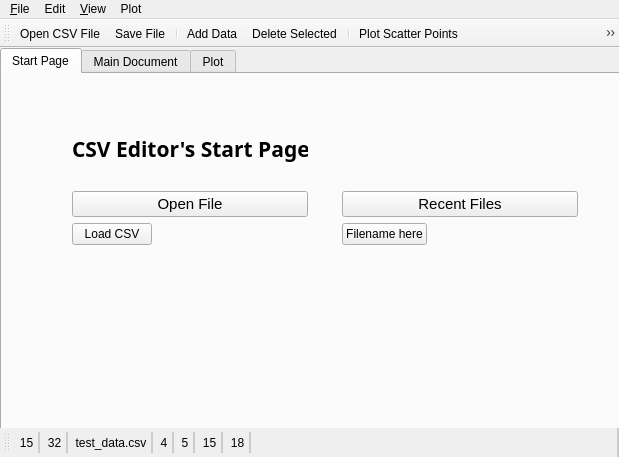
The window that mainwindow.ui (kushan02/GUI-CSV-Editor) describes before a commit, drawn with Qt 5.
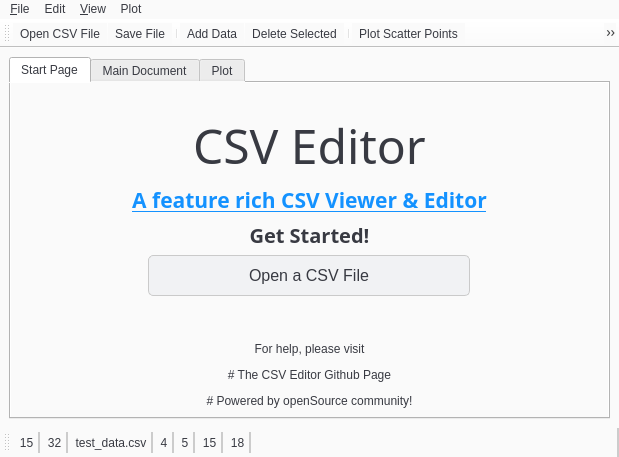
The same window after the commit. The open tabs and pages were chosen to show the change. Icons and pictures are not drawn.

Patch:
```diff
--- a/mainwindow.ui
+++ b/mainwindow.ui
@@ -10,22 +10,72 @@
     <height>457</height>
    </rect>
   </property>
+  <property name="font">
+   <font>
+    <family>Google Sans</family>
+   </font>
+  </property>
   <property name="windowTitle">
    <string>CSV Editor</string>
   </property>
+  <property name="windowIcon">
+   <iconset>
+    <normaloff>icons/app_icon.png</normaloff>icons/app_icon.png</iconset>
+  </property>
   <property name="styleSheet">
-   <string notr="true"/>
+   <string notr="true">QWidget{
+background-color: #fafafa;
+color: #383a42;
+}
+
+QPushButton{
+border-radius: 3px;
+background-color: #f1f2f4;
+padding: 5px;
+border: 1px solid #cacaca
+}
+
+QLineEdit{
+border-radius: 3px;
+padding: 5px;
+border: 1px solid #cacaca
+}
+
+
+
+QScrollBar:horizontal {
+  border-color: rgb(227, 227, 227);
+  border-width: 1px;
+  border-style: solid;
+  background-color: rgb(240, 240, 240);
+    height: 15px;
+margin: 0px -21px 0 21px;
+ }
+
+ QScrollBar::handle:horizontal {
+    background-color: rgb(200, 200, 200);
+ }
+
+
+QScrollBar:vertical {
+  border-color: rgb(227, 227, 227);
+  border-width: 1px;
+  border-style: solid;
+  background-color: rgb(240, 240, 240);
+margin: 21px 0px 21px 0px;
+ }
+
+ QScrollBar::handle:verticall {
+    background-color: rgb(200, 200, 200);
+ }
+
+
+</string>
   </property>
   <widget class="QWidget" name="centralwidget">
+   <layout class="QGridLayout" name="gridLayout">
+    <item row="0" column="0">
    <widget class="QTabWidget" name="tabWidget">
-    <property name="geometry">
-     <rect>
-      <x>0</x>
-      <y>0</y>
-      <width>621</width>
-      <height>411</height>
-     </rect>
-    </property>
     <property name="minimumSize">
      <size>
       <width>127</width>
@@ -39,7 +89,7 @@
      <enum>QTabWidget::Rounded</enum>
     </property>
     <property name="currentIndex">
-     <number>2</number>
+       <number>0</number>
     </property>
     <property name="movable">
      <bool>false</bool>
@@ -54,104 +104,189 @@
      <attribute name="toolTip">
       <string>Welcome to CSV Editor's start page</string>
      </attribute>
-     <widget class="QWidget" name="verticalLayoutWidget">
-      <property name="geometry">
-       <rect>
-        <x>70</x>
-        <y>40</y>
-        <width>236</width>
-        <height>131</height>
-       </rect>
-      </property>
+       <layout class="QGridLayout" name="gridLayout_6">
+        <item row="0" column="0">
+         <layout class="QHBoxLayout" name="horizontalLayout_3">
+          <item>
       <layout class="QVBoxLayout" name="verticalLayout_3">
-       <item alignment="Qt::AlignLeft|Qt::AlignVCenter">
+            <item>
+             <spacer name="verticalSpacer_2">
+              <property name="orientation">
+               <enum>Qt::Vertical</enum>
+              </property>
+              <property name="sizeHint" stdset="0">
+               <size>
+                <width>20</width>
+                <height>20</height>
+               </size>
+              </property>
+             </spacer>
+            </item>
+            <item alignment="Qt::AlignHCenter">
+             <widget class="QLabel" name="label_left_main_title">
+              <property name="sizePolicy">
+               <sizepolicy hsizetype="Preferred" vsizetype="Preferred">
+                <horstretch>0</horstretch>
+                <verstretch>1</verstretch>
+               </sizepolicy>
+              </property>
+              <property name="font">
+               <font>
+                <family>Google Sans</family>
+                <pointsize>36</pointsize>
+                <weight>50</weight>
+                <bold>false</bold>
+               </font>
+              </property>
+              <property name="autoFillBackground">
+               <bool>false</bool>
+              </property>
+              <property name="styleSheet">
+               <string notr="true"/>
+              </property>
+              <property name="text">
+               <string>CSV Editor</string>
+              </property>
+              <property name="margin">
+               <number>0</number>
+              </property>
+             </widget>
+            </item>
+            <item>
+             <widget class="QLabel" name="label_left_sub_title">
+              <property name="sizePolicy">
+               <sizepolicy hsizetype="Preferred" vsizetype="Preferred">
+                <horstretch>0</horstretch>
+                <verstretch>1</verstretch>
+               </sizepolicy>
+              </property>
+              <property name="font">
+               <font>
+                <family>Google Sans</family>
+                <pointsize>16</pointsize>
+                <weight>75</weight>
+                <bold>true</bold>
+                <underline>true</underline>
+               </font>
+              </property>
+              <property name="styleSheet">
+               <string notr="true">color:rgb(20,146,255);</string>
+              </property>
+              <property name="text">
+               <string>A feature rich CSV Viewer &amp; Editor</string>
+              </property>
+              <property name="textFormat">
+               <enum>Qt::AutoText</enum>
+              </property>
+              <property name="scaledContents">
+               <bool>true</bool>
+              </property>
+              <property name="alignment">
+               <set>Qt::AlignCenter</set>
+              </property>
+              <property name="wordWrap">
+               <bool>true</bool>
+              </property>
+             </widget>
+            </item>
+            <item>
+             <layout class="QVBoxLayout" name="verticalLayout" stretch="0,0">
+              <item>
         <widget class="QLabel" name="label">
+                <property name="sizePolicy">
+                 <sizepolicy hsizetype="Preferred" vsizetype="Preferred">
+                  <horstretch>0</horstretch>
+                  <verstretch>1</verstretch>
+                 </sizepolicy>
+                </property>
          <property name="font">
           <font>
            <family>Google Sans</family>
-           <pointsize>16</pointsize>
+                  <pointsize>15</pointsize>
            <weight>75</weight>
            <bold>true</bold>
           </font>
          </property>
          <property name="text">
-          <string>CSV Editor's Start Page</string>
-         </property>
-        </widget>
-       </item>
-       <item>
-        <widget class="QPushButton" name="start_page_btn_open_file">
-         <property name="font">
-          <font>
-           <pointsize>11</pointsize>
-          </font>
-         </property>
-         <property name="autoFillBackground">
-          <bool>false</bool>
-         </property>
-         <property name="text">
-          <string>Open File</string>
-         </property>
-        </widget>
-       </item>
-       <item alignment="Qt::AlignLeft">
+                 <string>Get Started!</string>
+                </property>
+                <property name="scaledContents">
+                 <bool>true</bool>
+                </property>
+                <property name="alignment">
+                 <set>Qt::AlignCenter</set>
+                </property>
+               </widget>
+              </item>
+              <item alignment="Qt::AlignHCenter">
         <widget class="QPushButton" name="btn_load_csv">
+                <property name="sizePolicy">
+                 <sizepolicy hsizetype="Maximum" vsizetype="Preferred">
+                  <horstretch>2</horstretch>
+                  <verstretch>2</verstretch>
+                 </sizepolicy>
+                </property>
+                <property name="minimumSize">
+                 <size>
+                  <width>100</width>
+                  <height>0</height>
+                 </size>
+                </property>
+                <property name="font">
+                 <font>
+                  <pointsize>12</pointsize>
+                  <weight>50</weight>
+                  <bold>false</bold>
+                 </font>
+                </property>
+                <property name="styleSheet">
+                 <string notr="true">padding:10px;
+border-radius:5px;
+border-color: #cacaca;
+width:300px;</string>
+                </property>
          <property name="text">
-          <string>Load CSV</string>
+                 <string>Open a CSV File</string>
+                </property>
+                <property name="icon">
+                 <iconset>
+                  <normaloff>icons/app_icon_bw.png</normaloff>icons/app_icon_bw.png</iconset>
          </property>
         </widget>
        </item>
       </layout>
-     </widget>
-     <widget class="QWidget" name="verticalLayoutWidget_2">
-      <property name="geometry">
-       <rect>
-        <x>340</x>
-        <y>40</y>
-        <width>236</width>
-        <height>131</height>
-       </rect>
-      </property>
-      <layout class="QVBoxLayout" name="verticalLayout_4">
-       <item alignment="Qt::AlignLeft|Qt::AlignVCenter">
+            </item>
+            <item>
+             <spacer name="verticalSpacer">
+              <property name="orientation">
+               <enum>Qt::Vertical</enum>
+              </property>
+              <property name="sizeHint" stdset="0">
+               <size>
+                <width>20</width>
+                <height>40</height>
+               </size>
+              </property>
+             </spacer>
+            </item>
+            <item>
         <widget class="QLabel" name="label_2">
-         <property name="font">
-          <font>
-           <family>Google Sans</family>
-           <pointsize>16</pointsize>
-           <weight>75</weight>
-           <bold>true</bold>
-          </font>
-         </property>
          <property name="text">
-          <string/>
-         </property>
-        </widget>
-       </item>
-       <item>
-        <widget class="QPushButton" name="start_page_btn_recent_files">
-         <property name="font">
-          <font>
-           <pointsize>11</pointsize>
-          </font>
-         </property>
-         <property name="autoFillBackground">
-          <bool>false</bool>
-         </property>
-         <property name="text">
-          <string>Recent Files</string>
-         </property>
-        </widget>
-       </item>
-       <item alignment="Qt::AlignLeft">
-        <widget class="QPushButton" name="pushButton_4">
-         <property name="text">
-          <string>Filename here</string>
-         </property>
-        </widget>
-       </item>
-      </layout>
-     </widget>
+               <string>&lt;html&gt;&lt;head/&gt;&lt;body&gt;&lt;p align=&quot;center&quot;&gt;&lt;span style=&quot; font-size:9pt;&quot;&gt;For help, please visit&lt;/span&gt;&lt;/p&gt;&lt;p align=&quot;center&quot;&gt;&lt;span style=&quot; font-size:9pt;&quot;&gt;# The CSV Editor Github Page&lt;/span&gt;&lt;/p&gt;&lt;p align=&quot;center&quot;&gt;&lt;span style=&quot; font-size:9pt;&quot;&gt;# Powered by openSource community!&lt;/span&gt;&lt;/p&gt;&lt;/body&gt;&lt;/html&gt;</string>
+              </property>
+              <property name="alignment">
+               <set>Qt::AlignBottom|Qt::AlignHCenter</set>
+              </property>
+              <property name="wordWrap">
+               <bool>true</bool>
+              </property>
+             </widget>
+            </item>
+           </layout>
+          </item>
+         </layout>
+        </item>
+       </layout>
     </widget>
     <widget class="QWidget" name="main_document_tab">
      <property name="focusPolicy">
@@ -160,33 +295,44 @@
      <attribute name="title">
       <string>Main Document</string>
      </attribute>
-     <widget class="QTableWidget" name="csv_data_table">
-      <property name="geometry">
-       <rect>
-        <x>0</x>
-        <y>10</y>
-        <width>611</width>
-        <height>341</height>
-       </rect>
-      </property>
-     </widget>
+       <layout class="QGridLayout" name="gridLayout_2">
+        <item row="0" column="0">
+         <widget class="QTableWidget" name="csv_data_table"/>
+        </item>
+       </layout>
     </widget>
     <widget class="QWidget" name="plot_tab">
      <attribute name="title">
       <string>Plot</string>
      </attribute>
-     <widget class="QWidget" name="horizontalLayoutWidget">
-      <property name="geometry">
-       <rect>
-        <x>39</x>
-        <y>10</y>
-        <width>541</width>
-        <height>31</height>
-       </rect>
-      </property>
+       <layout class="QGridLayout" name="gridLayout_3" rowstretch="0,1">
+        <item row="1" column="0">
       <layout class="QHBoxLayout" name="horizontalLayout">
+          <property name="topMargin">
+           <number>10</number>
+          </property>
+          <item>
+           <layout class="QHBoxLayout" name="plot_frame_horizontal">
+            <property name="topMargin">
+             <number>0</number>
+            </property>
+           </layout>
+          </item>
+         </layout>
+        </item>
+        <item row="0" column="0">
+         <layout class="QHBoxLayout" name="horizontalLayout_2" stretch="0,0,0,0,0,0,0">
+          <property name="spacing">
+           <number>6</number>
+          </property>
+          <property name="sizeConstraint">
+           <enum>QLayout::SetFixedSize</enum>
+          </property>
        <item>
         <widget class="QPushButton" name="btn_save_plot">
+            <property name="toolTip">
+             <string>The PNG file would have perfect plotting as opposed to maybe cramped plot here</string>
+            </property>
          <property name="text">
           <string>Save Plot PNG</string>
          </property>
@@ -231,6 +377,11 @@
        </item>
        <item>
         <widget class="QRadioButton" name="radio_plot_xy">
+            <property name="styleSheet">
+             <string notr="true">QRadioButton{
+padding:5px;
+}</string>
+            </property>
          <property name="text">
           <string>Plot (x,y)</string>
          </property>
@@ -241,30 +392,23 @@
        </item>
        <item>
         <widget class="QRadioButton" name="radio_plot_yx">
+            <property name="styleSheet">
+             <string notr="true">QRadioButton{
+padding:5px;
+}</string>
+            </property>
          <property name="text">
           <string>Plot (y,x)</string>
          </property>
         </widget>
        </item>
       </layout>
-     </widget>
-     <widget class="QWidget" name="verticalLayoutWidget_3">
-      <property name="geometry">
-       <rect>
-        <x>20</x>
-        <y>50</y>
-        <width>571</width>
-        <height>301</height>
-       </rect>
-      </property>
-      <layout class="QVBoxLayout" name="plot_frame">
-       <item>
-        <layout class="QHBoxLayout" name="plot_frame_horizontal"/>
        </item>
       </layout>
      </widget>
     </widget>
-   </widget>
+    </item>
+   </layout>
   </widget>
   <widget class="QMenuBar" name="menubar">
    <property name="geometry">
@@ -555,9 +699,7 @@
     <string>5</string>
    </property>
    <property name="font">
-    <font>
-     <underline>false</underline>
-    </font>
+    <font/>
    </property>
   </action>
   <action name="action_toolbar_bottom_selected_cells">
```
Lines whose indentation alone changed are shown as unchanged.
